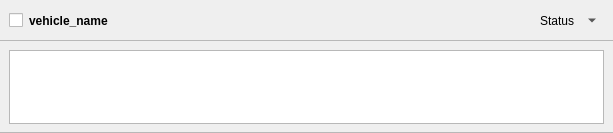
This is src/ui/qtdesigner/VehicleCardWidget.ui in clemensd1/smarc_qgis_mission_control as Qt 5 draws it before an edit. The edited form follows.
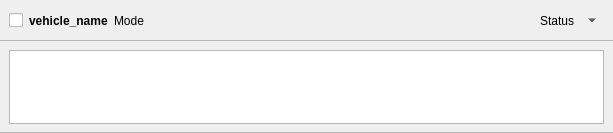
This is the edited form.

Commit message:
Mode label (sim/real) to vehicle widgets
Mode is propagated from the published MQTT tree through the heartBeat message to the vehicle state.

Also, status is set according to task list (no task=idle, task=running, otherwise other)

(Minor) focus on/look at vehicle button is changed.

Perhaps the \generated\ files need to be updated accordingly? I have changes to propose for that too.

What changed in the file:
```diff
--- a/src/ui/qtdesigner/VehicleCardWidget.ui
+++ b/src/ui/qtdesigner/VehicleCardWidget.ui
@@ -114,6 +114,13 @@
         </property>
        </widget>
       </item>
+      <item>
+       <widget class="QLabel" name="modeLabel">
+        <property name="text">
+         <string>Mode</string>
+        </property>
+       </widget>
+      </item>
       <item>
        <spacer name="hSpacer">
         <property name="orientation">
```
Left out of the diff: 1 changed line with no effect on the pictures. The commit also changes 4 other files.
